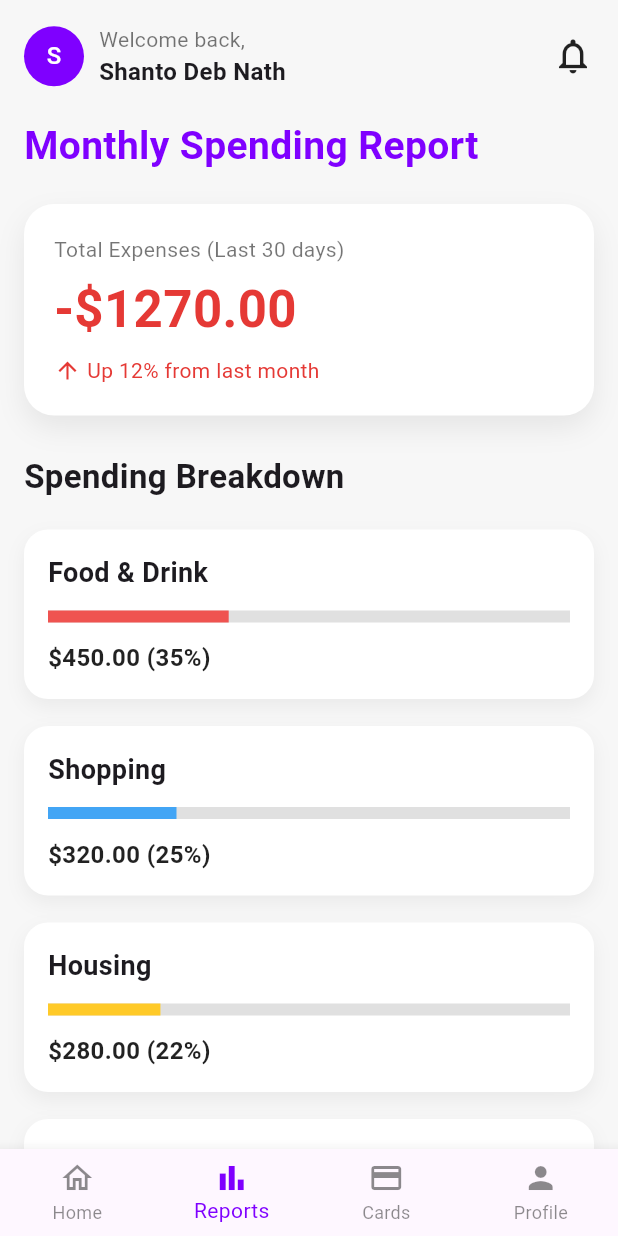
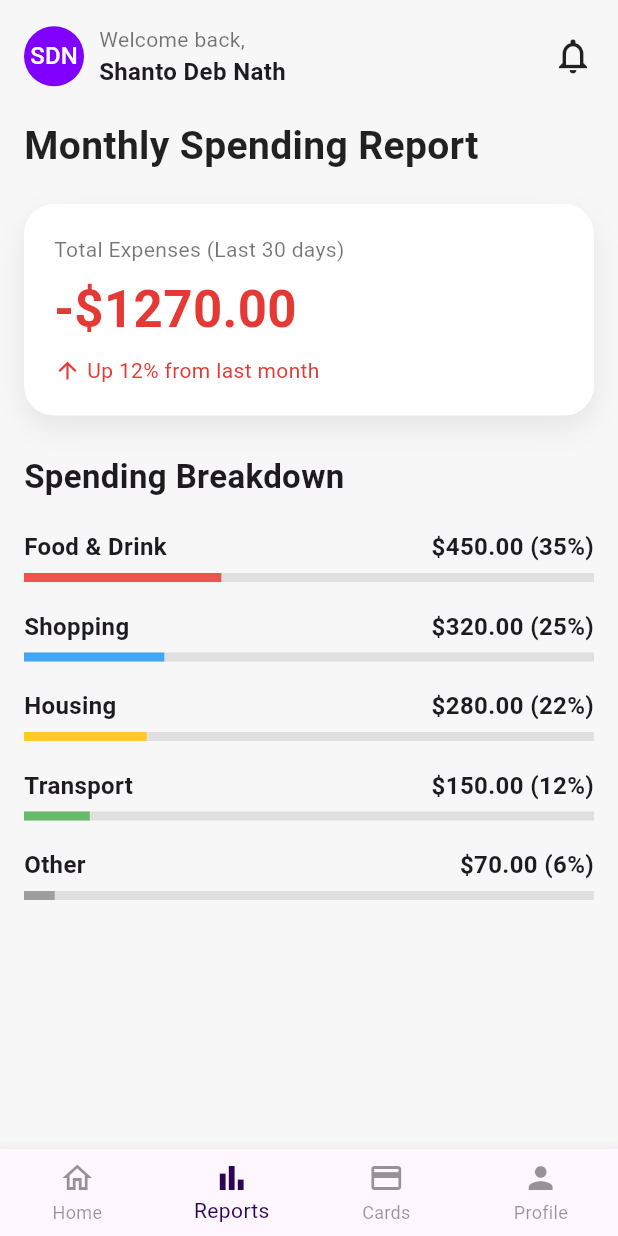
Before and after one commit to shanto-nath/assignment-two-flutter-UI-Shanto_Deb_Nath_2211105, a Flutter app: the screen it shows after launch, item 2 of the bottom bar chosen, on a phone screen of 412 x 824 dp. Run offline on Flutter 3.47's test engine with Material 3 defaults, Android fonts, the phone set to English and light mode, and no system bars; Roboto replaces fonts that are missing (Montserrat).

Commit message:
More FINAL Update

```diff
--- a/lib/Pages/page_2.dart
+++ b/lib/Pages/page_2.dart
@@ -1,18 +1,21 @@
 import 'package:flutter/material.dart';
-
 class Page2 extends StatelessWidget {
   const Page2({super.key});
 
   @override
   Widget build(BuildContext context) {
+    const Color primaryVibrant = Color(0xff7f00ff); // Vibrant Purple
+    const Color backgroundLight = Color(0xfff7f7f7); // Light Gray Background
+
     return Scaffold(
-      backgroundColor: const Color(0xfff7f7f7), // Light gray background
+      backgroundColor: backgroundLight,
       body: SafeArea(
         child: SingleChildScrollView(
           padding: const EdgeInsets.all(16),
           child: Column(
             crossAxisAlignment: CrossAxisAlignment.start,
             children: [
+
               Row(
                 mainAxisAlignment: MainAxisAlignment.spaceBetween,
                 children: [
@@ -20,9 +23,9 @@ class Page2 extends StatelessWidget {
                     children: [
                       const CircleAvatar(
                         radius: 20,
-                        backgroundColor: Color(0xff7f00ff), // Vibrant purple
+                        backgroundColor: primaryVibrant,
                         child:
-                        Text("S", style: TextStyle(color: Colors.white)),
+                        Text("SDN", style: TextStyle(color: Colors.white)),
                       ),
                       const SizedBox(width: 10),
                       const Column(
@@ -46,13 +49,12 @@ class Page2 extends StatelessWidget {
 
               const SizedBox(height: 20),
 
-              const Text(
+              Text(
                 "Monthly Spending Report",
-                style: TextStyle(fontSize: 26, fontWeight: FontWeight.bold, color: Color(0xff7f00ff)), // Vibrant color for title
+                style: TextStyle(fontSize: 26, fontWeight: FontWeight.bold, color: Colors.black87),
               ),
 
               const SizedBox(height: 20),
-
               Container(
                 padding: const EdgeInsets.all(20),
                 decoration: BoxDecoration(
@@ -75,7 +77,7 @@ class Page2 extends StatelessWidget {
                     Text(
                       "-\$1270.00",
                       style: TextStyle(
-                          color: Color(0xffe53935), // Updated red for high contrast
+                          color: Color(0xffe53935),
                           fontSize: 34,
                           fontWeight: FontWeight.bold),
                     ),
@@ -102,10 +104,10 @@ class Page2 extends StatelessWidget {
 
               const SizedBox(height: 20),
 
-              _category("Food & Drink", 450, const Color(0xffef5350), "35%"), // Pastel/Vibrant red
-              _category("Shopping", 320, const Color(0xff42a5f5), "25%"), // Pastel/Vibrant blue
-              _category("Housing", 280, const Color(0xffffca28), "22%"), // Vibrant yellow
-              _category("Transport", 150, const Color(0xff66bb6a), "12%"), // Pastel/Vibrant green
+              _category("Food & Drink", 450, const Color(0xffef5350), "35%"),
+              _category("Shopping", 320, const Color(0xff42a5f5), "25%"),
+              _category("Housing", 280, const Color(0xffffca28), "22%"),
+              _category("Transport", 150, const Color(0xff66bb6a), "12%"),
               _category("Other", 70, Colors.grey, "6%"),
             ],
           ),
@@ -116,38 +118,35 @@ class Page2 extends StatelessWidget {
 
   Widget _category(
       String title, double amount, Color color, String percent) {
-    return Container(
-      margin: const EdgeInsets.only(bottom: 18),
-      padding: const EdgeInsets.all(16), // Slightly more padding
-      decoration: BoxDecoration(
-        color: Colors.white,
-        borderRadius: BorderRadius.circular(16),
-        boxShadow: [
-          BoxShadow(
-              color: Colors.grey.withOpacity(0.15), // Lighter, subtle shadow
-              blurRadius: 10,
-              offset: const Offset(0, 5))
-        ],
-      ),
+    return Padding(
+      padding: const EdgeInsets.only(bottom: 18),
       child: Column(
         crossAxisAlignment: CrossAxisAlignment.start,
         children: [
-          Text(title,
-              style: const TextStyle(
-                  fontWeight: FontWeight.w600, fontSize: 18)), // Slightly larger font
-          const SizedBox(height: 12),
+          Row(
+            mainAxisAlignment: MainAxisAlignment.spaceBetween,
+            children: [
+              Text(
+                title,
+                style: const TextStyle(
+                    fontWeight: FontWeight.w600, fontSize: 16),
+              ),
+
+              Text(
+                "\$${amount.toStringAsFixed(2)} ($percent)",
+                style: const TextStyle(
+                    fontSize: 16, fontWeight: FontWeight.w600),
+              ),
+            ],
+          ),
+          const SizedBox(height: 6),
 
           LinearProgressIndicator(
             value: amount / 1300,
-            backgroundColor: const Color(0xffe0e0e0), // Lighter progress background
+            backgroundColor: const Color(0xffe0e0e0),
             color: color,
-            minHeight: 8, // Thicker progress bar
+            minHeight: 6,
           ),
-          const SizedBox(height: 12),
-
-          Text("\$${amount.toStringAsFixed(2)} ($percent)",
-              style: const TextStyle(
-                  fontSize: 16, fontWeight: FontWeight.w700, color: Colors.black87)),
         ],
       ),
     );
--- a/lib/Pages/page_3.dart
+++ b/lib/Pages/page_3.dart
@@ -6,7 +6,7 @@ class Page3 extends StatelessWidget {
   @override
   Widget build(BuildContext context) {
     return const Scaffold(
-      backgroundColor: Color(0xffe0f7fa), // Light blue pastel background
+      backgroundColor: Color(0xffe0f7fa),
       body: Center(
         child: Padding(
           padding: EdgeInsets.all(30.0),
@@ -16,7 +16,7 @@ class Page3 extends StatelessWidget {
             style: TextStyle(
               fontSize: 24,
               fontWeight: FontWeight.bold,
-              color: Color(0xff004d40), // Dark teal for text
+              color: Color(0xff004d40),
             ),
           ),
         ),
--- a/lib/main.dart
+++ b/lib/main.dart
@@ -16,9 +16,8 @@ class MyApp extends StatelessWidget {
   Widget build(BuildContext context) {
     return MaterialApp(
       debugShowCheckedModeBanner: false,
-      // Setting a modern, readable font for the entire app
       theme: ThemeData(
-        fontFamily: 'Montserrat', // Using a popular modern font (assuming it's in pubspec.yaml)
+        fontFamily: 'Montserrat',
       ),
       home: const MainNavigation(),
     );
@@ -56,9 +55,8 @@ class _MainNavigationState extends State<MainNavigation> {
       bottomNavigationBar: BottomNavigationBar(
         currentIndex: _selectedIndex,
         onTap: _onTap,
-        // Modern Gen-Z theme color for selected item
-        selectedItemColor: const Color(0xff7f00ff), // Vibrant purple
-        unselectedItemColor: Colors.black45, // Darker grey for contrast
+        selectedItemColor: const Color.fromARGB(255, 46, 5, 86),
+        unselectedItemColor: const Color.fromARGB(115, 23, 22, 22),
         type: BottomNavigationBarType.fixed,
 
         items: const [
```
Also changed, not shown: lib/Pages/page_1.dart (+19 -25 lines), lib/Pages/page_4.dart (+6 -6 lines).
